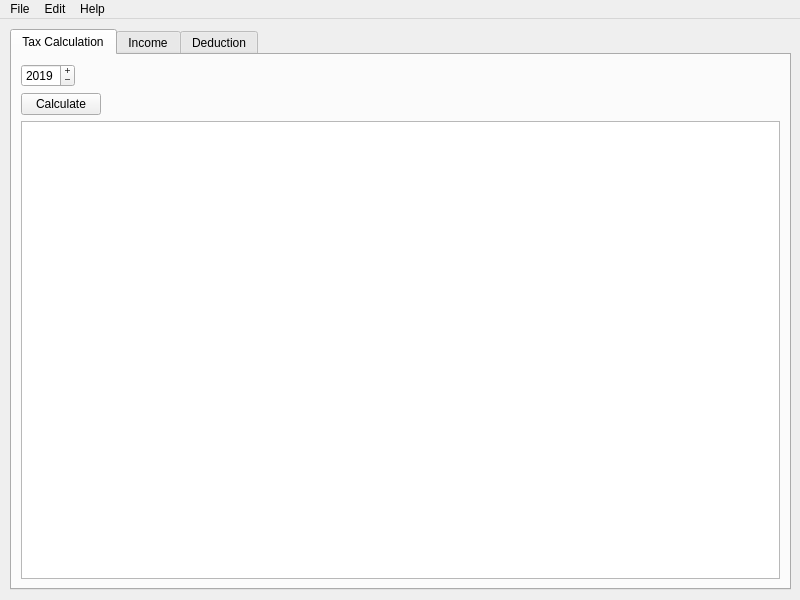
qwerty258/china-individual-income-tax-calculator, file mainwindow.ui: the form before one commit.
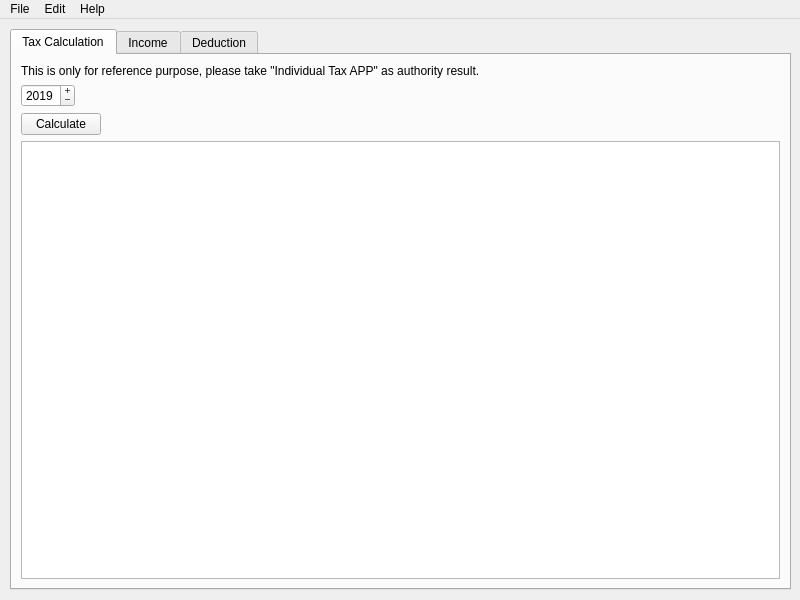
The form after the commit.

Commit message: add liability warning

Diff of the .ui file:
```diff
--- a/mainwindow.ui
+++ b/mainwindow.ui
@@ -40,7 +40,23 @@
       <string>Tax Calculation</string>
      </attribute>
      <layout class="QGridLayout" name="gridLayout">
-      <item row="0" column="0">
+      <item row="2" column="0">
+       <widget class="QPushButton" name="push_button_calc">
+        <property name="sizePolicy">
+         <sizepolicy hsizetype="Fixed" vsizetype="Fixed">
+          <horstretch>0</horstretch>
+          <verstretch>0</verstretch>
+         </sizepolicy>
+        </property>
+        <property name="text">
+         <string>Calculate</string>
+        </property>
+       </widget>
+      </item>
+      <item row="3" column="0">
+       <widget class="QTableView" name="table_view_tax_result"/>
+      </item>
+      <item row="1" column="0">
        <widget class="QDateEdit" name="date_edit">
         <property name="sizePolicy">
          <sizepolicy hsizetype="Fixed" vsizetype="Fixed">
@@ -58,7 +74,7 @@
           <second>0</second>
           <year>2019</year>
           <month>12</month>
-          <day>27</day>
+          <day>26</day>
          </datetime>
         </property>
         <property name="displayFormat">
@@ -66,22 +82,13 @@
         </property>
        </widget>
       </item>
-      <item row="1" column="0">
-       <widget class="QPushButton" name="push_button_calc">
-        <property name="sizePolicy">
-         <sizepolicy hsizetype="Fixed" vsizetype="Fixed">
-          <horstretch>0</horstretch>
-          <verstretch>0</verstretch>
-         </sizepolicy>
-        </property>
+      <item row="0" column="0">
+       <widget class="QLabel" name="label_warning">
         <property name="text">
-         <string>Calculate</string>
+         <string>This is only for reference purpose, please take &quot;Individual Tax APP&quot; as authority result.</string>
         </property>
        </widget>
       </item>
-      <item row="2" column="0">
-       <widget class="QTableView" name="table_view_tax_result"/>
-      </item>
      </layout>
     </widget>
     <widget class="QWidget" name="tab_data">
```
